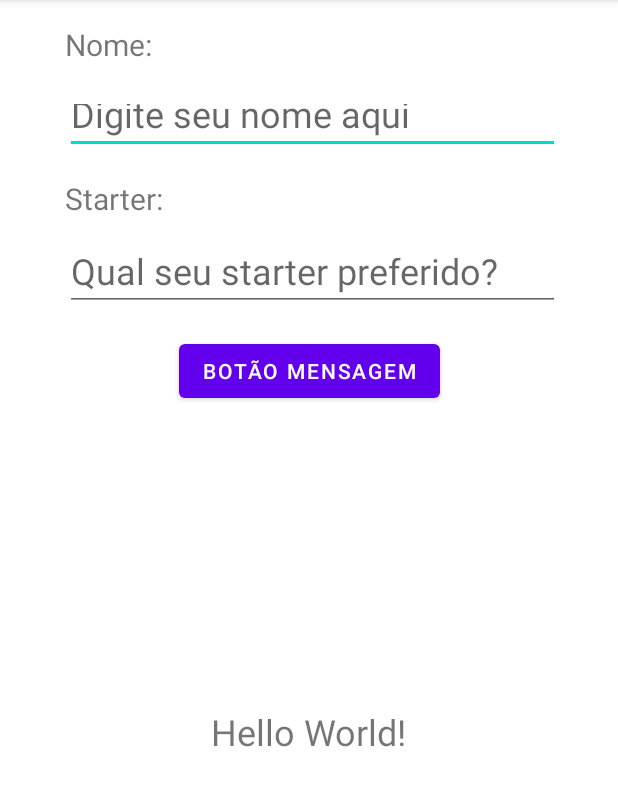
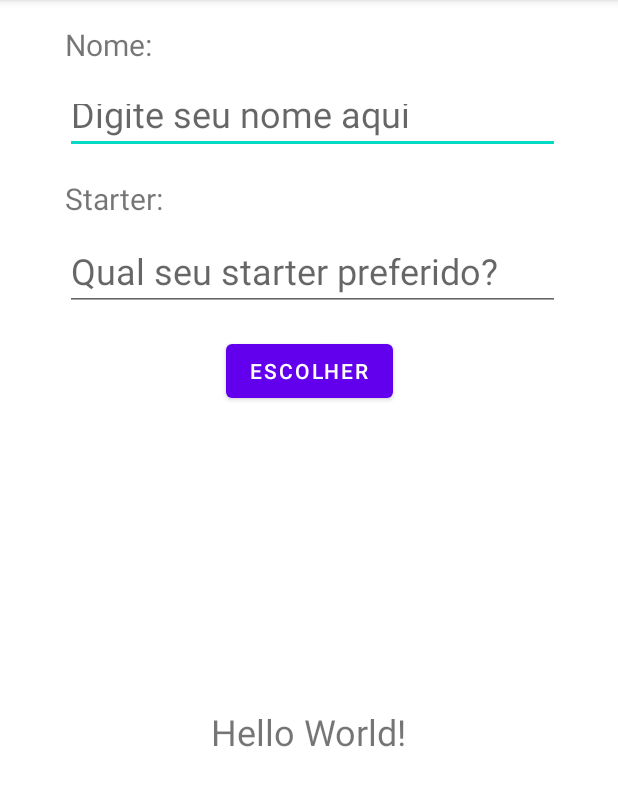
Before and after one commit to victorfs89/dcc196aula2, an Android app: the screen it shows after launch (MainActivity), on a phone screen of 412 x 824 dp, the part 84-890 px from its top. Run offline under Robolectric (Android 15) with nearby library versions, the phone set to English and light mode, and no system bars.

```diff
--- a/app/src/main/res/layout/activity_main.xml
+++ b/app/src/main/res/layout/activity_main.xml
@@ -70,7 +70,7 @@
         android:layout_height="wrap_content"
         android:layout_marginTop="16dp"
         android:onClick="clickBotaoMensagem"
-        android:text="Botão Mensagem"
+        android:text="Escolher"
         app:layout_constraintEnd_toEndOf="parent"
         app:layout_constraintStart_toStartOf="parent"
         app:layout_constraintTop_toBottomOf="@+id/editTextStarter" />
```
Also changed, not shown: app/src/main/java/com/example/ufjfbrdcc196victorfs89aula02/MainActivity.java (+9 -1 lines).
